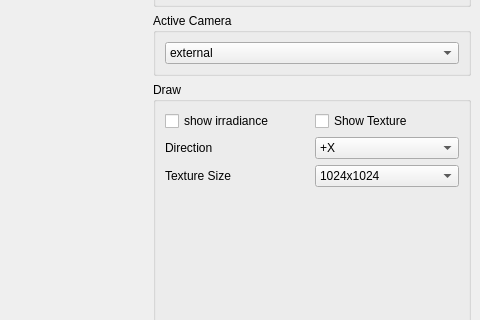
First picture: the form in ui/MainWindow.ui, repository NCCA/EnvToCubeMap, before the edit; both pictures show x 492 to 972 and y 121 to 441 of the 972 by 656 pixel window.
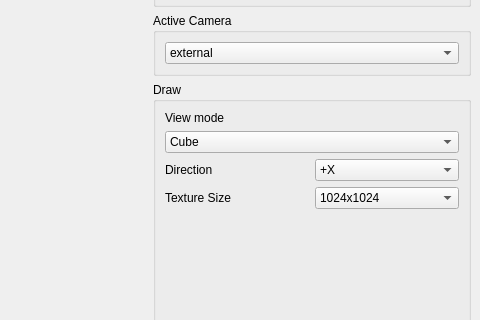
Second picture: the form after the edit.

Commit message: working export of both irradiance and normal maps

The edit to the form file:
```diff
--- a/ui/MainWindow.ui
+++ b/ui/MainWindow.ui
@@ -110,14 +110,45 @@
        <string>Draw</string>
       </property>
       <layout class="QGridLayout" name="gridLayout_2">
-       <item row="2" column="0">
+       <item row="0" column="0">
+        <widget class="QLabel" name="label_3">
+         <property name="text">
+          <string>View mode</string>
+         </property>
+        </widget>
+       </item>
+       <item row="3" column="0">
         <widget class="QLabel" name="label_2">
          <property name="text">
           <string>Texture Size</string>
          </property>
         </widget>
        </item>
-       <item row="1" column="1">
+       <item row="1" column="0" colspan="2">
+        <widget class="QComboBox" name="m_viewMode">
+         <item>
+          <property name="text">
+           <string>Cube</string>
+          </property>
+         </item>
+         <item>
+          <property name="text">
+           <string>Texture</string>
+          </property>
+         </item>
+         <item>
+          <property name="text">
+           <string>Irradiance</string>
+          </property>
+         </item>
+         <item>
+          <property name="text">
+           <string>Irradiance Cube</string>
+          </property>
+         </item>
+        </widget>
+       </item>
+       <item row="2" column="1">
         <widget class="QComboBox" name="m_selectFace">
          <item>
           <property name="text">
@@ -151,48 +182,7 @@
          </item>
         </widget>
        </item>
-       <item row="2" column="1">
-        <widget class="QComboBox" name="m_textureSize">
-         <property name="currentIndex">
-          <number>1</number>
-         </property>
-         <item>
-          <property name="text">
-           <string>512x512</string>
-          </property>
-         </item>
-         <item>
-          <property name="text">
-           <string>1024x1024</string>
-          </property>
-         </item>
-         <item>
-          <property name="text">
-           <string>2048x2048</string>
-          </property>
-         </item>
-         <item>
-          <property name="text">
-           <string>4096x4096</string>
-          </property>
-         </item>
-        </widget>
-       </item>
-       <item row="1" column="0">
-        <widget class="QLabel" name="label">
-         <property name="text">
-          <string>Direction</string>
-         </property>
-        </widget>
-       </item>
-       <item row="0" column="1">
-        <widget class="QCheckBox" name="m_wireframe">
-         <property name="text">
-          <string>Show Texture</string>
-         </property>
-        </widget>
-       </item>
-       <item row="3" column="1">
+       <item row="4" column="1">
         <spacer name="verticalSpacer">
          <property name="orientation">
           <enum>Qt::Vertical</enum>
@@ -205,10 +195,37 @@
          </property>
         </spacer>
        </item>
-       <item row="0" column="0">
-        <widget class="QCheckBox" name="m_showIrradiance">
+       <item row="3" column="1">
+        <widget class="QComboBox" name="m_textureSize">
+         <property name="currentIndex">
+          <number>1</number>
+         </property>
+         <item>
+          <property name="text">
+           <string>512x512</string>
+          </property>
+         </item>
+         <item>
+          <property name="text">
+           <string>1024x1024</string>
+          </property>
+         </item>
+         <item>
+          <property name="text">
+           <string>2048x2048</string>
+          </property>
+         </item>
+         <item>
+          <property name="text">
+           <string>4096x4096</string>
+          </property>
+         </item>
+        </widget>
+       </item>
+       <item row="2" column="0">
+        <widget class="QLabel" name="label">
          <property name="text">
-          <string>show irradiance</string>
+          <string>Direction</string>
          </property>
         </widget>
        </item>
```
The commit also changes 5 other files.
